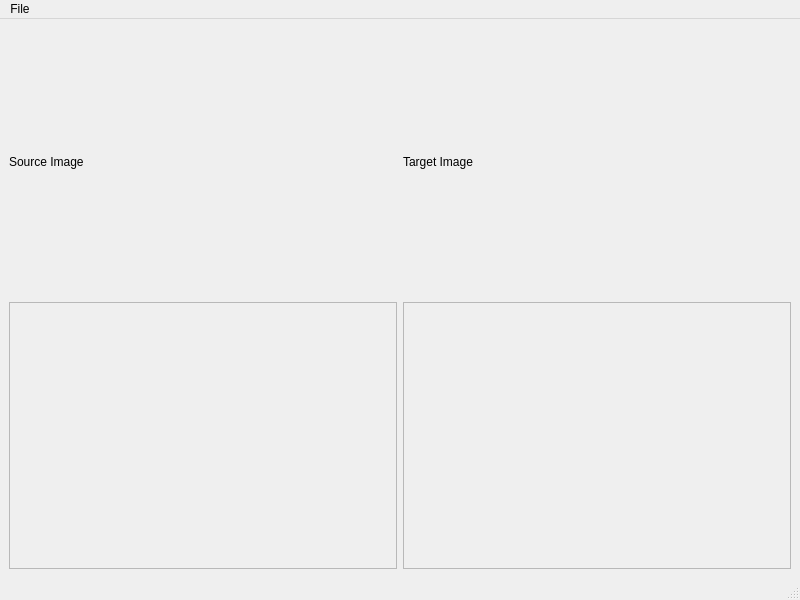
Before: the Qt Designer form src2/mainwindow.ui in Borack/borack_vision, drawn with Qt 5.
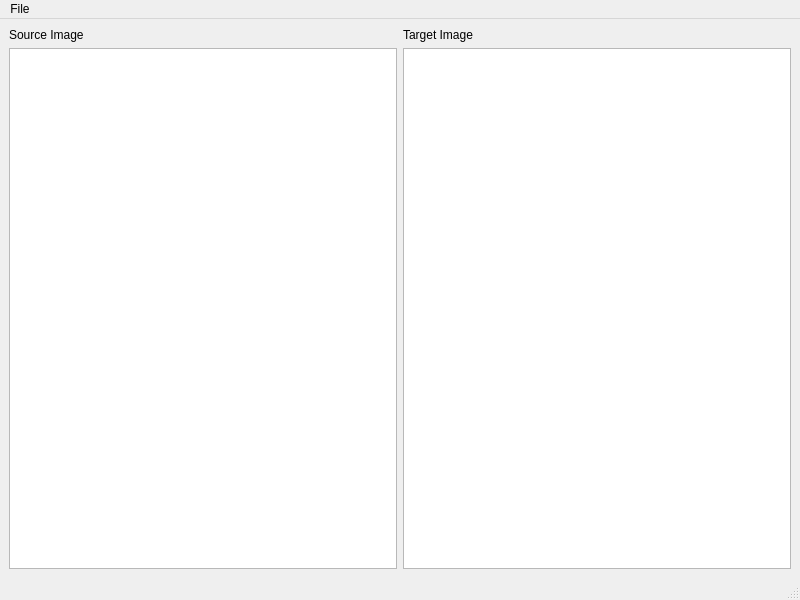
After: the same form once the commit is applied.

Commit message: Graphics View

Patch:
```diff
--- a/src2/mainwindow.ui
+++ b/src2/mainwindow.ui
@@ -25,26 +25,7 @@
        </widget>
       </item>
       <item>
-       <widget class="QFrame" name="frame">
-        <property name="frameShape">
-         <enum>QFrame::StyledPanel</enum>
-        </property>
-        <property name="frameShadow">
-         <enum>QFrame::Raised</enum>
-        </property>
-        <layout class="QHBoxLayout" name="horizontalLayout_2">
-         <item>
-          <widget class="QLabel" name="label_3">
-           <property name="text">
-            <string/>
-           </property>
-           <property name="alignment">
-            <set>Qt::AlignCenter</set>
-           </property>
-          </widget>
-         </item>
-        </layout>
-       </widget>
+       <widget class="QGraphicsView" name="graphicsView"/>
       </item>
      </layout>
     </item>
@@ -64,32 +45,7 @@
        </widget>
       </item>
       <item>
-       <widget class="QFrame" name="frame_2">
-        <property name="sizePolicy">
-         <sizepolicy hsizetype="Preferred" vsizetype="Preferred">
-          <horstretch>0</horstretch>
-          <verstretch>0</verstretch>
-         </sizepolicy>
-        </property>
-        <property name="frameShape">
-         <enum>QFrame::StyledPanel</enum>
-        </property>
-        <property name="frameShadow">
-         <enum>QFrame::Raised</enum>
-        </property>
-        <layout class="QHBoxLayout" name="horizontalLayout_3">
-         <item>
-          <widget class="QLabel" name="label_4">
-           <property name="text">
-            <string/>
-           </property>
-           <property name="alignment">
-            <set>Qt::AlignCenter</set>
-           </property>
-          </widget>
-         </item>
-        </layout>
-       </widget>
+       <widget class="QGraphicsView" name="graphicsView_2"/>
       </item>
      </layout>
     </item>
```
The commit also changes 2 other files.
